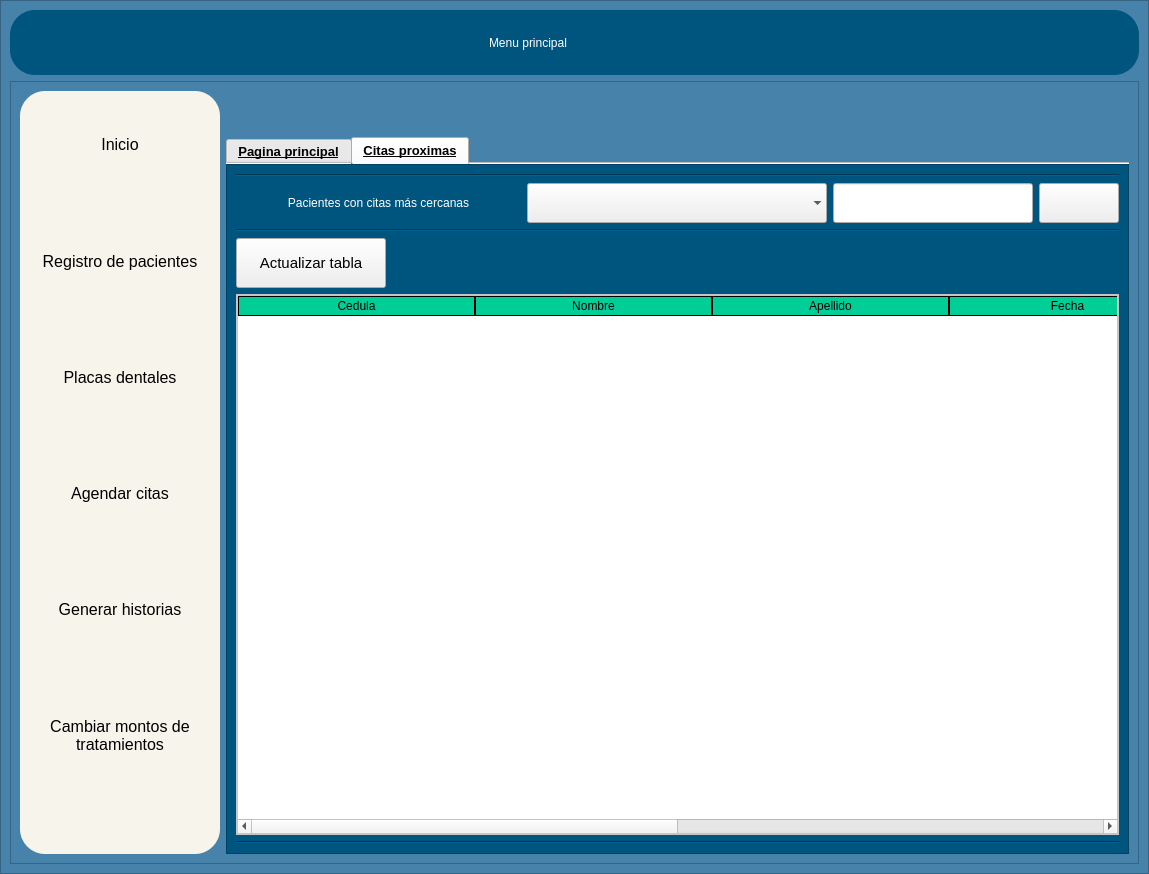
Above: interfaces/menu.ui from Reinaldito04/App-Consultas-y-Historias-Medicas before the change. Below: the same form after it.
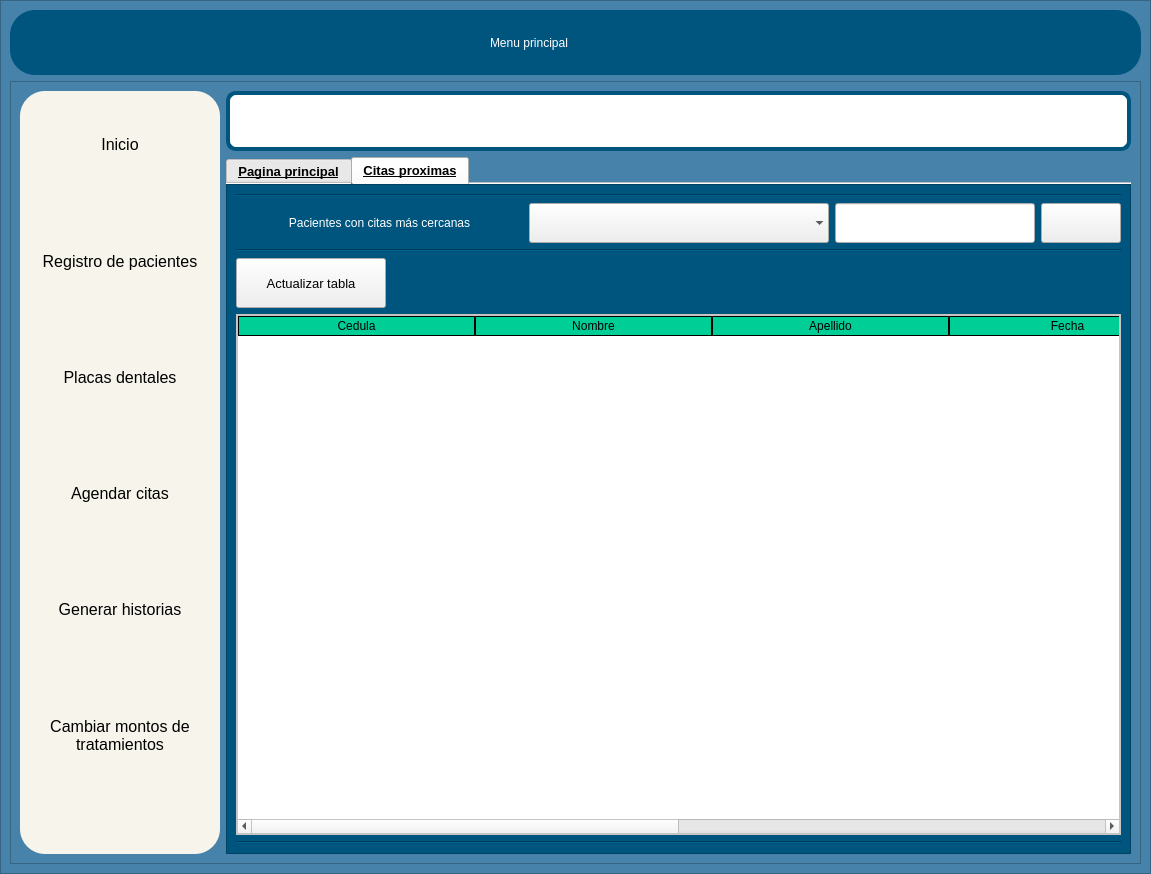
That is the form after the change. The open tabs and pages were chosen to show the change. Icons and pictures are not drawn.

What changed in the file:
```diff
--- a/interfaces/menu.ui
+++ b/interfaces/menu.ui
@@ -6,7 +6,7 @@
    <rect>
     <x>0</x>
     <y>0</y>
-    <width>1149</width>
+    <width>1151</width>
     <height>874</height>
    </rect>
   </property>
@@ -813,13 +813,13 @@
               <property name="minimumSize">
                <size>
                 <width>0</width>
-                <height>40</height>
+                <height>60</height>
                </size>
               </property>
               <property name="maximumSize">
                <size>
                 <width>16777215</width>
-                <height>40</height>
+                <height>60</height>
                </size>
               </property>
               <property name="layoutDirection">
@@ -827,7 +827,10 @@
               </property>
               <property name="styleSheet">
                <string notr="true">QLabel{
-	font: 75 14pt &quot;MS Shell Dlg 2&quot;;
+background-color:white;
+font: 75 14pt &quot;MS Shell Dlg 2&quot;;
+border:4px solid rgb(0, 85, 127);
+border-radius:10px;
 }</string>
               </property>
               <property name="text">
@@ -1271,8 +1274,8 @@
                        </property>
                        <property name="font">
                         <font>
-                         <family>MS Shell Dlg 2</family>
-                         <pointsize>11</pointsize>
+                         <family>Microsoft Sans Serif</family>
+                         <pointsize>10</pointsize>
                          <weight>9</weight>
                          <italic>false</italic>
                          <bold>false</bold>
@@ -1341,7 +1344,7 @@
                        <widget class="QTableWidget" name="tabla_cita">
                         <property name="font">
                          <font>
-                          <family>MS Shell Dlg 2</family>
+                          <family>Microsoft Sans Serif</family>
                           <pointsize>12</pointsize>
                           <weight>9</weight>
                           <italic>false</italic>
```
Left out of the diff: 6 changed lines with no effect on the pictures.
